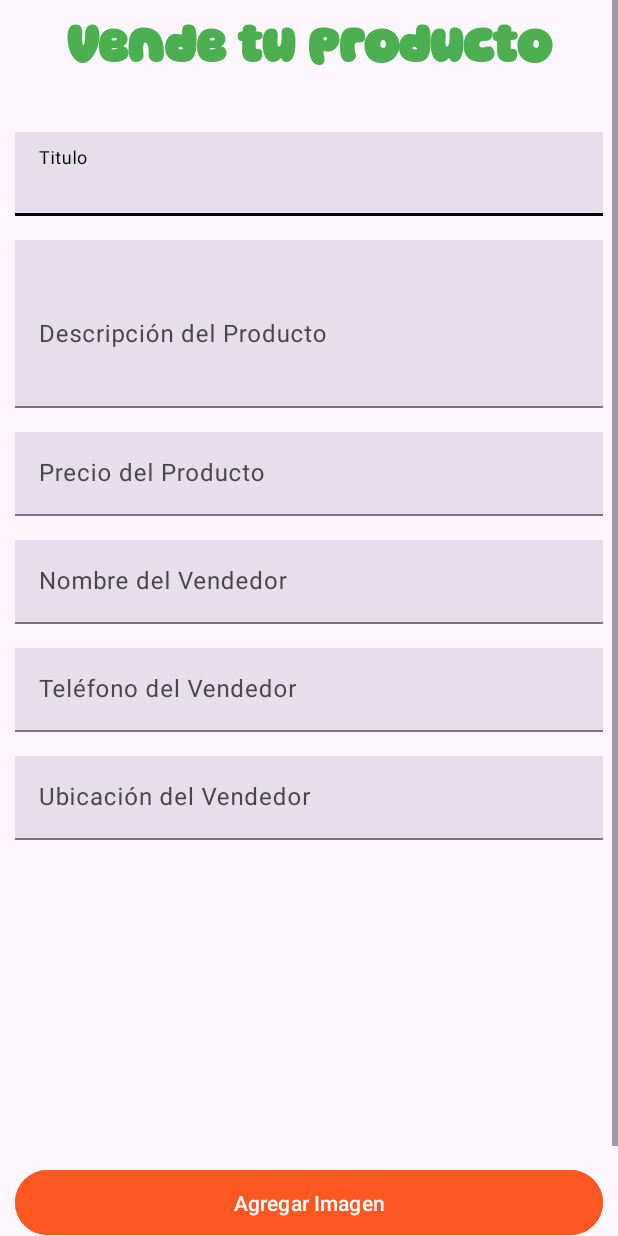
After one commit to darwingpacheco/agroVenta, an Android app: the sellProducto screen opened directly, with no data from a screen before it, on a phone screen of 412 x 824 dp. The commit adds this screen. Run offline under Robolectric (Android 15) with nearby library versions, the phone set to English and light mode, and no system bars.

Commit message:
Se crea pantalla para vender productos.

```diff
--- a/app/src/main/AndroidManifest.xml
+++ b/app/src/main/AndroidManifest.xml
@@ -13,17 +13,21 @@
         android:windowSoftInputMode="stateHidden|adjustPan"
         tools:targetApi="31">
         <activity
+            android:name=".sellProducto"
+            android:theme="@style/Theme.AgroVentaTres"
+            android:exported="false" />
+        <activity
             android:name=".ProductDetailActivity"
             android:theme="@style/Theme.AgroVentaDos"
-            android:exported="false" />
+            android:exported="false"/>
         <activity
             android:name=".MainActivity"
             android:theme="@style/Theme.AgroVentaTres"
-            android:exported="false" />
+            android:exported="false"/>
         <activity
             android:name=".Menu"
-            android:theme="@style/Theme.AgroVenta"
-            android:exported="true">
+            android:exported="true"
+            android:theme="@style/Theme.AgroVenta">
             <intent-filter>
                 <action android:name="android.intent.action.MAIN" />
 
--- a/app/src/main/java/com/example/agroventa/Menu.java
+++ b/app/src/main/java/com/example/agroventa/Menu.java
@@ -2,9 +2,9 @@ package com.example.agroventa;
 
 import android.content.Intent;
 import android.os.Bundle;
-import android.util.Log;
 import android.view.View;
 import android.widget.AdapterView;
+import android.widget.ImageView;
 import android.widget.Spinner;
 import android.widget.Toast;
 
@@ -18,11 +18,12 @@ import java.util.List;
 public class Menu extends AppCompatActivity {
     private RecyclerView recyclerView;
     private ProductAdapter productAdapter;
+    private androidx.appcompat.widget.SearchView searchView;
     private List<Product> productList;
     private List<Product> filteredProductList; // Lista filtrada
     private Spinner spinner;
+    private ImageView btnBuy;
     private List<Product> spinnerFilteredProductList; // Productos filtrados por el Spinner
-
 
     @Override
     protected void onCreate(Bundle savedInstanceState) {
@@ -31,7 +32,8 @@ public class Menu extends AppCompatActivity {
 
         recyclerView = findViewById(R.id.recyclerView);
         spinner = findViewById(R.id.spinnerOptions);
-        androidx.appcompat.widget.SearchView searchView = findViewById(R.id.searchView);
+        searchView = findViewById(R.id.searchView);
+        btnBuy = findViewById(R.id.btnBuy);
 
         GridLayoutManager gridLayoutManager = new GridLayoutManager(this, 2);
         recyclerView.setLayoutManager(gridLayoutManager);
@@ -42,6 +44,10 @@ public class Menu extends AppCompatActivity {
         productAdapter = new ProductAdapter(Menu.this, filteredProductList);
         recyclerView.setAdapter(productAdapter);
 
+        btnBuy.setOnClickListener(view -> {
+            Intent intent = new Intent(Menu.this, sellProducto.class);
+            startActivity(intent);
+        });
 
         productAdapter.setOnClickListener((view, obj, position) -> {
             Intent intent = new Intent(Menu.this, ProductDetailActivity.class);
--- /dev/null
+++ b/app/src/main/java/com/example/agroventa/sellProducto.java
@@ -0,0 +1,14 @@
+package com.example.agroventa;
+
+import androidx.appcompat.app.AppCompatActivity;
+
+import android.os.Bundle;
+
+public class sellProducto extends AppCompatActivity {
+
+    @Override
+    protected void onCreate(Bundle savedInstanceState) {
+        super.onCreate(savedInstanceState);
+        setContentView(R.layout.activity_sell_producto);
+    }
+}
--- a/app/src/main/res/layout/activity_menu.xml
+++ b/app/src/main/res/layout/activity_menu.xml
@@ -27,6 +27,7 @@
         app:layout_constraintVertical_bias="0.28" />
 
     <ImageView
+        android:id="@+id/btnBuy"
         android:layout_width="35dp"
         android:layout_height="50dp"
         android:src="@drawable/carrito_de_compras"
--- /dev/null
+++ b/app/src/main/res/layout/activity_sell_producto.xml
@@ -0,0 +1,193 @@
+<?xml version="1.0" encoding="utf-8"?>
+<ScrollView xmlns:android="http://schemas.android.com/apk/res/android"
+    xmlns:app="http://schemas.android.com/apk/res-auto"
+    xmlns:material="http://com.google.android.material"
+    android:layout_width="match_parent"
+    android:layout_height="match_parent">
+
+    <androidx.constraintlayout.widget.ConstraintLayout
+        android:layout_width="match_parent"
+        android:layout_height="wrap_content"
+        android:padding="10dp">
+
+        <TextView
+            android:id="@+id/textViewTitle"
+            android:layout_width="0dp"
+            android:layout_height="wrap_content"
+            android:layout_marginBottom="32dp"
+            android:fontFamily="@font/super_kinds"
+            android:gravity="center"
+            android:text="Vende tu producto"
+            android:textColor="@color/colorSecondary"
+            android:textSize="34sp"
+            android:textStyle="bold"
+            app:layout_constraintEnd_toEndOf="parent"
+            app:layout_constraintStart_toStartOf="parent"
+            app:layout_constraintTop_toTopOf="parent" />
+
+        <com.google.android.material.textfield.TextInputLayout
+            android:id="@+id/inputProductTitle"
+            style="?attr/textInputFilledStyle"
+            android:layout_width="match_parent"
+            android:layout_height="wrap_content"
+            android:layout_marginTop="36dp"
+            android:backgroundTint="@color/black"
+            android:hint="Titulo"
+            app:layout_constraintEnd_toEndOf="parent"
+            app:layout_constraintStart_toStartOf="parent"
+            app:layout_constraintTop_toBottomOf="@id/textViewTitle">
+
+            <com.google.android.material.textfield.TextInputEditText
+                android:id="@+id/editProductTitle"
+                android:layout_width="match_parent"
+                android:layout_height="wrap_content"
+                android:background="#E6DFEB"
+                android:inputType="text"
+                android:maxLength="40" />
+        </com.google.android.material.textfield.TextInputLayout>
+
+        <com.google.android.material.textfield.TextInputLayout
+            android:id="@+id/inputProductDescription"
+            style="?attr/textInputFilledStyle"
+            android:layout_width="match_parent"
+            android:layout_height="wrap_content"
+            android:layout_marginTop="16dp"
+            android:background="@color/white_text_color"
+            android:hint="Descripción del Producto"
+            app:layout_constraintEnd_toEndOf="parent"
+            app:layout_constraintStart_toStartOf="parent"
+            app:layout_constraintTop_toBottomOf="@id/inputProductTitle">
+
+            <com.google.android.material.textfield.TextInputEditText
+                android:id="@+id/editProductDescription"
+                android:layout_width="match_parent"
+                android:layout_height="wrap_content"
+                android:background="#E6DFEB"
+                android:inputType="textMultiLine"
+                android:lines="4"
+                android:maxLength="400"
+                android:maxLines="4" />
+        </com.google.android.material.textfield.TextInputLayout>
+
+        <com.google.android.material.textfield.TextInputLayout
+            android:id="@+id/inputProductPrice"
+            style="?attr/textInputFilledStyle"
+            android:layout_width="match_parent"
+            android:layout_height="wrap_content"
+            android:layout_marginTop="16dp"
+            android:background="@color/white_text_color"
+            android:hint="Precio del Producto"
+            app:layout_constraintEnd_toEndOf="parent"
+            app:layout_constraintStart_toStartOf="parent"
+            app:layout_constraintTop_toBottomOf="@id/inputProductDescription">
+
+            <com.google.android.material.textfield.TextInputEditText
+                android:id="@+id/editProductPrice"
+                android:layout_width="match_parent"
+                android:layout_height="wrap_content"
+                android:background="#E6DFEB"
+                android:inputType="numberDecimal" />
+        </com.google.android.material.textfield.TextInputLayout>
+
+        <com.google.android.material.textfield.TextInputLayout
+            android:id="@+id/inputSellerName"
+            style="?attr/textInputFilledStyle"
+            android:layout_width="match_parent"
+            android:layout_height="wrap_content"
+            android:layout_marginTop="16dp"
+            android:background="@color/white_text_color"
+            android:hint="Nombre del Vendedor"
+            app:layout_constraintEnd_toEndOf="parent"
+            app:layout_constraintStart_toStartOf="parent"
+            app:layout_constraintTop_toBottomOf="@id/inputProductPrice">
+
+            <com.google.android.material.textfield.TextInputEditText
+                android:id="@+id/editSellerName"
+                android:layout_width="match_parent"
+                android:layout_height="wrap_content"
+                android:background="#E6DFEB"
+                android:inputType="text"
+                android:maxLength="40" />
+        </com.google.android.material.textfield.TextInputLayout>
+
+        <com.google.android.material.textfield.TextInputLayout
+            android:id="@+id/inputSellerPhone"
+            style="?attr/textInputFilledStyle"
+            android:layout_width="match_parent"
+            android:layout_height="wrap_content"
+            android:layout_marginTop="16dp"
+            android:background="@color/white_text_color"
+            android:hint="Teléfono del Vendedor"
+            app:layout_constraintEnd_toEndOf="parent"
+            app:layout_constraintStart_toStartOf="parent"
+            app:layout_constraintTop_toBottomOf="@id/inputSellerName">
+
+            <com.google.android.material.textfield.TextInputEditText
+                android:id="@+id/editSellerPhone"
+                android:layout_width="match_parent"
+                android:layout_height="wrap_content"
+                android:background="#E6DFEB"
+                android:inputType="phone"
+                android:maxLength="10" />
+        </com.google.android.material.textfield.TextInputLayout>
+
+        <com.google.android.material.textfield.TextInputLayout
+            android:id="@+id/inputSellerLocation"
+            style="?attr/textInputFilledStyle"
+            android:layout_width="match_parent"
+            android:layout_height="wrap_content"
+            android:layout_marginTop="16dp"
+            android:background="@color/white_text_color"
+            android:hint="Ubicación del Vendedor"
+            app:layout_constraintEnd_toEndOf="parent"
+            app:layout_constraintStart_toStartOf="parent"
+            app:layout_constraintTop_toBottomOf="@id/inputSellerPhone">
+
+            <com.google.android.material.textfield.TextInputEditText
+                android:id="@+id/editSellerLocation"
+                android:layout_width="match_parent"
+                android:layout_height="wrap_content"
+                android:background="#E6DFEB"
+                android:inputType="text"
+                android:maxLength="40" />
+        </com.google.android.material.textfield.TextInputLayout>
+
+        <ImageView
+            android:id="@+id/imageViewProduct"
+            android:layout_width="0dp"
+            android:layout_height="200dp"
+            android:layout_marginTop="16dp"
+            android:layout_marginBottom="16dp"
+            android:contentDescription="Imagen del Producto"
+            android:scaleType="fitXY"
+            app:layout_constraintEnd_toEndOf="parent"
+            app:layout_constraintStart_toStartOf="parent"
+            app:layout_constraintTop_toBottomOf="@id/inputSellerLocation" />
+
+        <Button
+            android:id="@+id/buttonAddImage"
+            android:layout_width="0dp"
+            android:layout_height="wrap_content"
+            android:layout_marginBottom="16dp"
+            android:backgroundTint="@color/colorPrimary"
+            android:padding="12dp"
+            android:text="Agregar Imagen"
+            android:textColor="@android:color/white"
+            app:layout_constraintEnd_toEndOf="parent"
+            app:layout_constraintStart_toStartOf="parent"
+            app:layout_constraintTop_toBottomOf="@id/imageViewProduct" />
+
+        <Button
+            android:id="@+id/buttonSubmit"
+            android:layout_width="0dp"
+            android:layout_height="wrap_content"
+            android:backgroundTint="@color/colorPrimary"
+            android:padding="12dp"
+            android:text="Publicar Producto"
+            android:textColor="@android:color/white"
+            app:layout_constraintEnd_toEndOf="parent"
+            app:layout_constraintStart_toStartOf="parent"
+            app:layout_constraintTop_toBottomOf="@id/buttonAddImage" />
+
+    </androidx.constraintlayout.widget.ConstraintLayout>
+</ScrollView>
```
